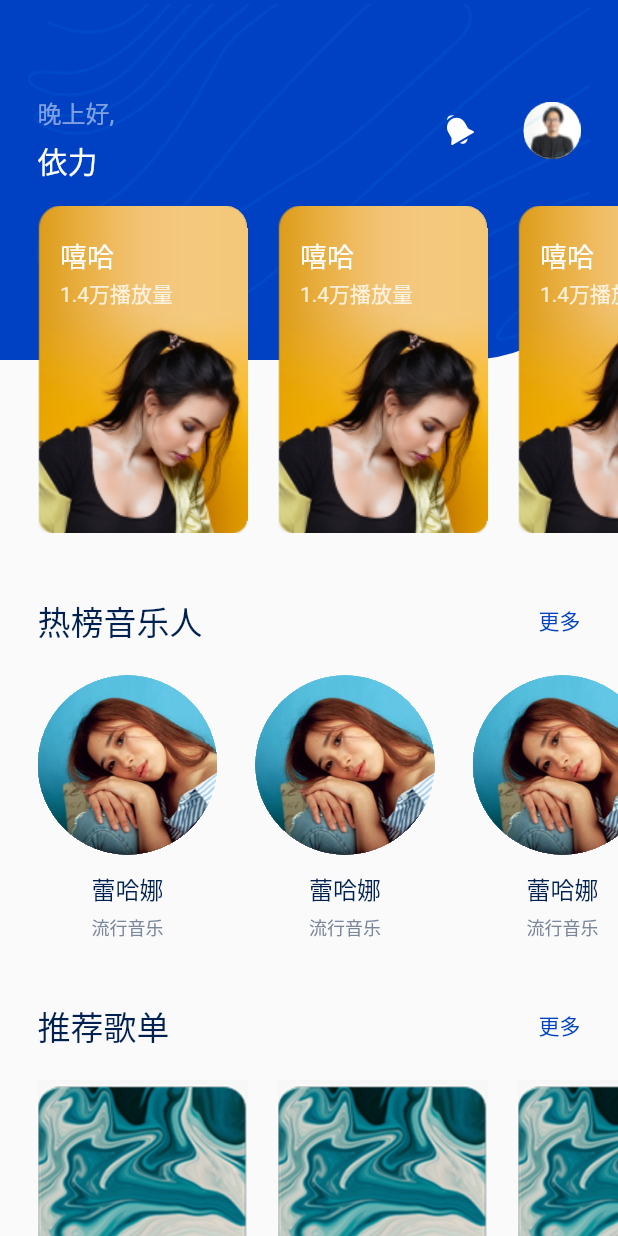
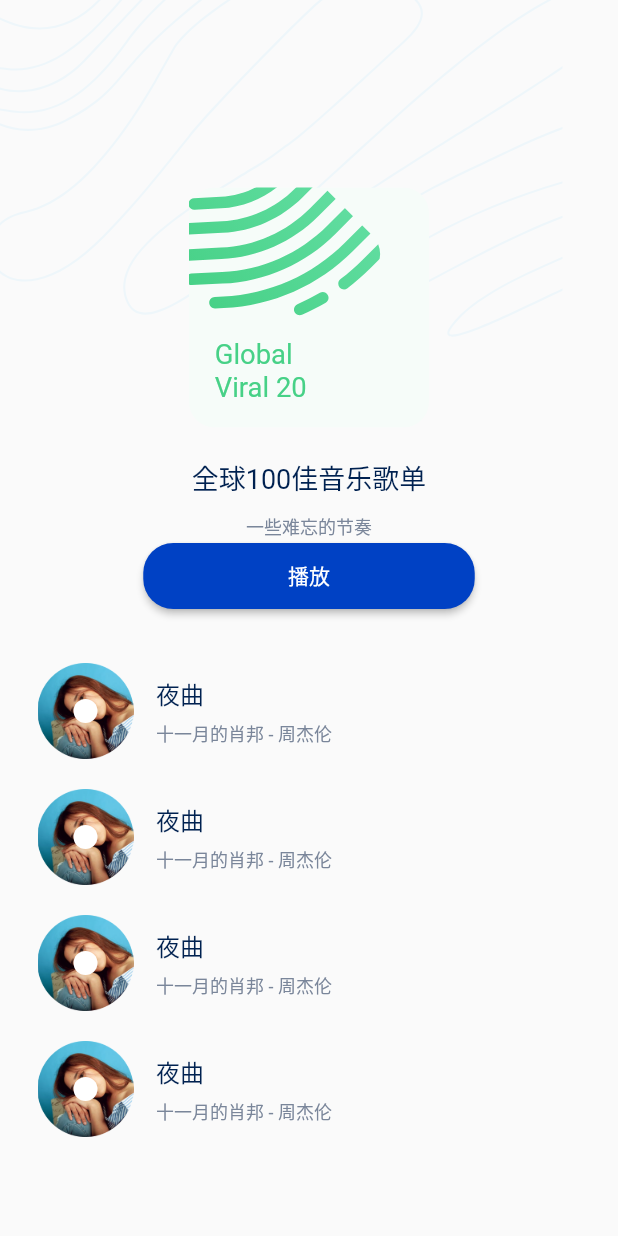
Before and after one commit to suzhongde/yili-music-app, a Flutter app: the screen it shows after launch, after a tap on "嘻哈", on a phone screen of 412 x 824 dp. Run offline on Flutter 3.47's test engine with Material 2 defaults, Android fonts, the phone set to English and light mode, and no system bars; our stand-ins replace flutter_svg.

Commit message:
day34: 歌单详情页

```diff
--- a/lib/main.dart
+++ b/lib/main.dart
@@ -1,6 +1,7 @@
 import 'package:flutter/material.dart';
 import 'package:yili_music_app/pages/home/home_page.dart';
 import 'package:yili_music_app/pages/login/login_page.dart';
+import 'package:yili_music_app/pages/playlist/detail_page.dart';
 import 'package:yili_music_app/theme.dart';
 
 void main() {
@@ -19,7 +20,8 @@ class YuanLiMusic extends StatelessWidget {
       initialRoute: '/',
       routes: {
         '/': (context) => const HomePage(),
-        '/login': (context) => const LoginPage()
+        '/login': (context) => const LoginPage(),
+        '/playlist/detail': (context) => const PlaylistDetailPage()
       },
     );
   }
--- a/lib/pages/home/category_banner.dart
+++ b/lib/pages/home/category_banner.dart
@@ -16,7 +16,9 @@ class CategoryBanner extends StatelessWidget {
               title: '嘻哈',
               description: '1.4万播放量',
               image: 'assets/images/banner.png',
-              onPress: () {}),
+              onPress: () {
+                Navigator.pushNamed(context, '/playlist/detail');
+              }),
           CategoryCard(
               title: '嘻哈',
               description: '1.4万播放量',
--- /dev/null
+++ b/lib/pages/playlist/detail_page.dart
@@ -0,0 +1,73 @@
+import 'package:flutter/material.dart';
+import 'package:flutter_svg/flutter_svg.dart';
+import 'package:yili_music_app/theme.dart';
+import 'package:yili_music_app/widgets/music_list.dart';
+
+import 'header.dart';
+
+class PlaylistDetailPage extends StatefulWidget {
+  const PlaylistDetailPage({Key? key}) : super(key: key);
+
+  @override
+  State createState() => _PlaylistDetailPageState();
+}
+
+class _PlaylistDetailPageState extends State<PlaylistDetailPage> {
+  @override
+  Widget build(BuildContext context) {
+    return Scaffold(
+        body: SingleChildScrollView(
+      scrollDirection: Axis.vertical,
+      child: Stack(
+        children: <Widget>[
+          SizedBox(
+              width: 375,
+              height: 235,
+              child: SvgPicture.asset('assets/images/playlist-back-image.svg')),
+          SizedBox(
+            width: MediaQuery.of(context).size.width,
+            child: Column(
+              crossAxisAlignment: CrossAxisAlignment.center,
+              children: <Widget>[
+                const Header(),
+                Row(
+                  mainAxisAlignment: MainAxisAlignment.center,
+                  children: const <Widget>[
+                    PrimaryButton(
+                      child: Text("播放"),
+                    ),
+                  ],
+                ),
+                SizedBox(
+                  height: 34,
+                ),
+                MusicList()
+              ],
+            ),
+          ),
+        ],
+      ),
+    ));
+  }
+}
+
+class PrimaryButton extends StatelessWidget {
+  const PrimaryButton({Key? key, required Widget this.child}) : super(key: key);
+
+  final Widget child;
+
+  @override
+  Widget build(BuildContext context) {
+    return ElevatedButton(
+      child: child,
+      onPressed: () {},
+      style: ButtonStyle(
+        backgroundColor: MaterialStateProperty.all<Color>(primary),
+        shape: MaterialStateProperty.all(const RoundedRectangleBorder(
+            side: BorderSide.none,
+            borderRadius: BorderRadius.all(Radius.circular(20)))),
+        fixedSize: MaterialStateProperty.all<Size>(const Size(221, 44)),
+      ),
+    );
+  }
+}
--- /dev/null
+++ b/lib/pages/playlist/header.dart
@@ -0,0 +1,40 @@
+import 'package:flutter/material.dart';
+import 'package:flutter_svg/svg.dart';
+import 'package:yili_music_app/theme.dart';
+
+class Header extends StatelessWidget {
+  const Header({
+    Key? key,
+  }) : super(key: key);
+
+  @override
+  Widget build(BuildContext context) {
+    return Container(
+      width: MediaQuery.of(context).size.width,
+      margin: const EdgeInsets.only(top: 125),
+      child: Column(
+        crossAxisAlignment: CrossAxisAlignment.center,
+        children: <Widget>[
+          Container(
+            margin: const EdgeInsets.only(bottom: 20),
+            width: 160,
+            height: 160,
+            child: SvgPicture.asset('assets/images/album.svg'),
+          ),
+          Container(
+            margin: const EdgeInsets.only(bottom: 10),
+            child: const Text("全球100佳音乐歌单",
+                style: TextStyle(
+                  fontSize: 18,
+                  color: primaryTextColor,
+                )),
+          ),
+          const Text(
+            "一些难忘的节奏",
+            style: TextStyle(fontSize: 12, color: secondaryTextColor),
+          )
+        ],
+      ),
+    );
+  }
+}
--- a/lib/theme.dart
+++ b/lib/theme.dart
@@ -23,9 +23,12 @@ const TabBarTheme tabBarTheme = TabBarTheme(
   unselectedLabelColor: Color(0xFF7A869A),
 );
 
+const Color primaryTextColor = Color(0xFF002150);
+const Color secondaryTextColor = Color(0xFF7A869A);
+
 const TextStyle primaryText = TextStyle(
   fontSize: 16,
-  color: Color(0xFF002150),
+  color: primaryTextColor,
 );
 
 const TextStyle secondaryText =
```
Also changed, not shown: assets/images/album.svg (added), assets/images/playlist-back-image.svg (added), assets/images/save.svg (added).
